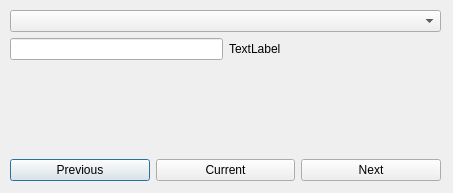
Qt form gjko-plugin/dialogs/Ui_ManualCheck.ui (zanfire/qgis-utils) before a commit.
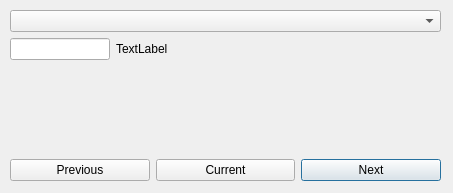
The same form after that commit.

Commit message: Changed default button and minor UI improvements.

Diff of the .ui file:
```diff
--- a/gjko-plugin/dialogs/Ui_ManualCheck.ui
+++ b/gjko-plugin/dialogs/Ui_ManualCheck.ui
@@ -31,15 +31,30 @@
       <item>
        <widget class="QLineEdit" name="currentIndexText">
         <property name="sizePolicy">
-         <sizepolicy hsizetype="Preferred" vsizetype="Fixed">
+         <sizepolicy hsizetype="Fixed" vsizetype="Fixed">
           <horstretch>0</horstretch>
           <verstretch>0</verstretch>
          </sizepolicy>
         </property>
+        <property name="maximumSize">
+         <size>
+          <width>100</width>
+          <height>16777215</height>
+         </size>
+        </property>
+        <property name="alignment">
+         <set>Qt::AlignRight|Qt::AlignTrailing|Qt::AlignVCenter</set>
+        </property>
        </widget>
       </item>
       <item>
        <widget class="QLabel" name="maxLabel">
+        <property name="sizePolicy">
+         <sizepolicy hsizetype="Preferred" vsizetype="Fixed">
+          <horstretch>0</horstretch>
+          <verstretch>0</verstretch>
+         </sizepolicy>
+        </property>
         <property name="text">
          <string>TextLabel</string>
         </property>
@@ -67,6 +82,9 @@
         <property name="text">
          <string>Previous</string>
         </property>
+        <property name="autoDefault">
+         <bool>false</bool>
+        </property>
        </widget>
       </item>
       <item>
@@ -90,6 +108,9 @@
         <property name="text">
          <string>Next</string>
         </property>
+        <property name="default">
+         <bool>true</bool>
+        </property>
        </widget>
       </item>
      </layout>
```
The commit also changes 2 other files.
